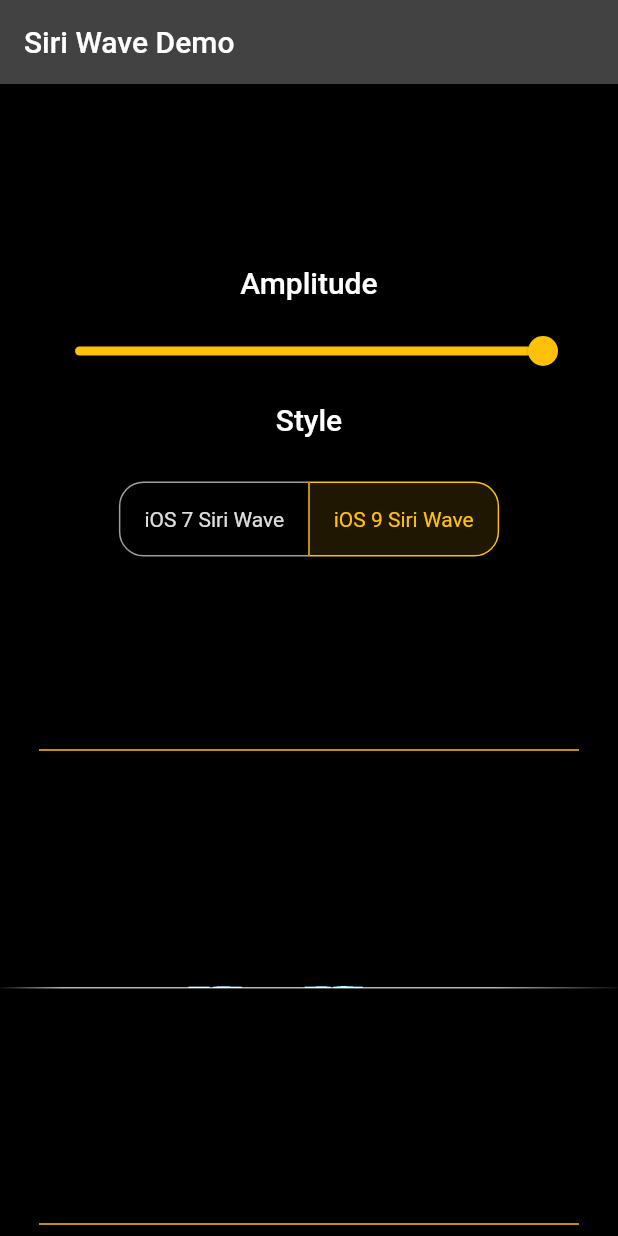
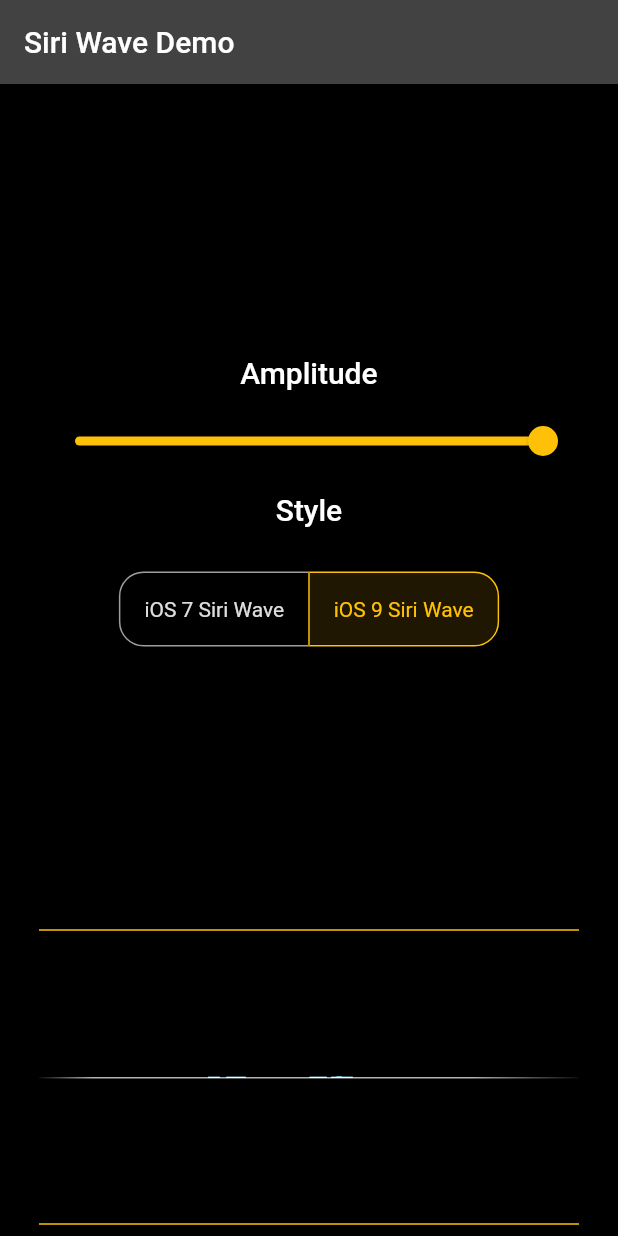
Before and after one commit to halildurmus/siri_wave, a Flutter app: the screen it shows after launch, on a phone screen of 412 x 824 dp. Run offline on Flutter 3.47's test engine with Material 2 defaults, Android fonts, the phone set to English and light mode, and no system bars.

Commit message:
Fix layout

```diff
--- a/example/lib/main.dart
+++ b/example/lib/main.dart
@@ -86,10 +86,10 @@ class _HomePageState extends State<HomePage> {
   Widget _buildSiriWave() {
     return SiriWave(
       options: SiriWaveOptions(
-        height: 300,
+        height: kIsWeb ? 300 : 180,
         ios7Options: IOS7Options(amplitude: _amplitude),
         ios9Options: IOS9Options(amplitude: _amplitude),
-        width: 600,
+        width: kIsWeb ? 600 : 360,
       ),
       siriWaveStyle: _isSelected[0] ? SiriWaveStyle.ios_7 : SiriWaveStyle.ios_9,
     );
```
